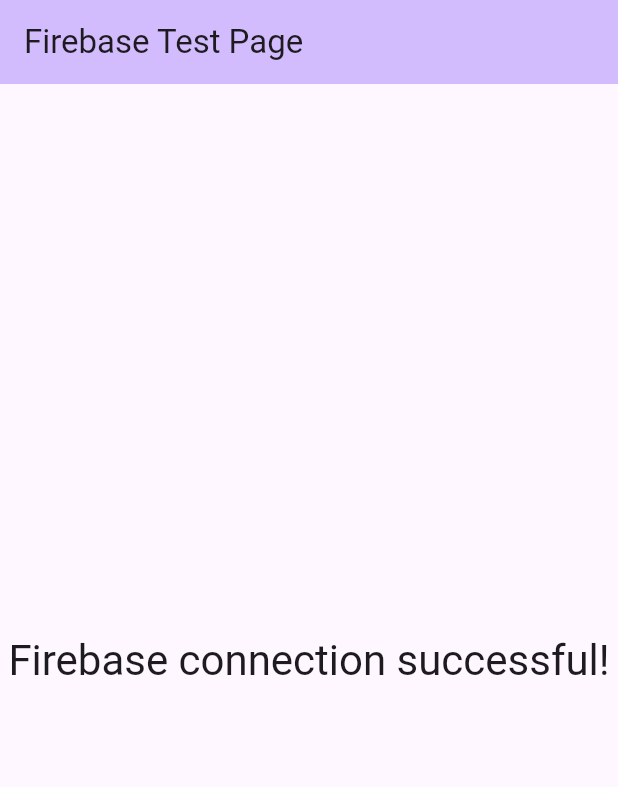
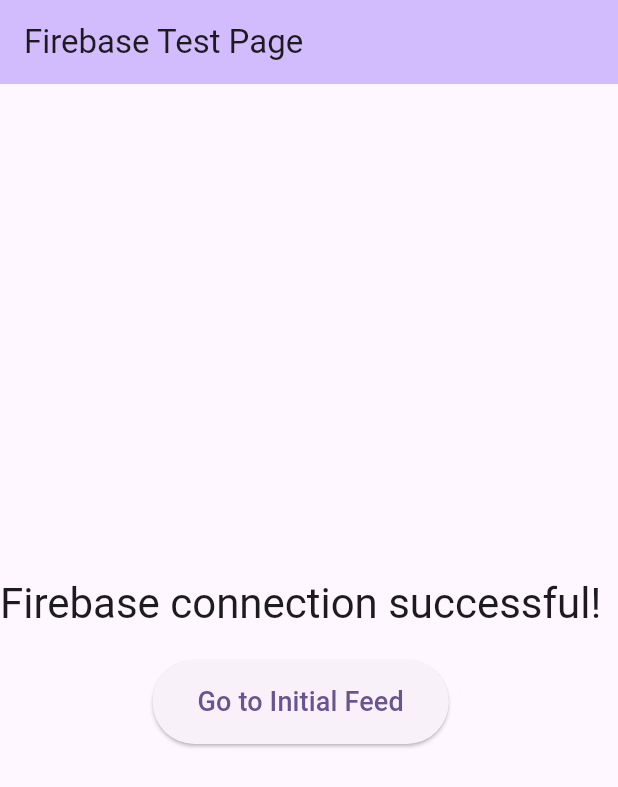
Before and after one commit to noskyo/fitbuddy, a Flutter app: the screen it shows after launch, on a phone screen of 412 x 824 dp. Shown: the top 787 px of the screen. Run offline on Flutter 3.47's test engine with Material 3 defaults, Android fonts, the phone set to English and light mode, and no system bars; our stand-ins replace cloud_firestore, firebase_core, geolocator; accounts and stored records are empty.

```diff
--- a/lib/main.dart
+++ b/lib/main.dart
@@ -2,6 +2,7 @@ import 'package:flutter/material.dart';
 import 'package:firebase_core/firebase_core.dart';
 import 'package:cloud_firestore/cloud_firestore.dart';
 import 'firebase_options.dart';
+import 'Feed/InitialFeed.dart'; // Correct import path
 
 void main() async {
   WidgetsFlutterBinding.ensureInitialized();
@@ -77,12 +78,32 @@ class _FirebaseTestPageState extends State<FirebaseTestPage> {
         backgroundColor: Theme.of(context).colorScheme.inversePrimary,
         title: Text(widget.title),
       ),
-      body: Center(
-        child: Text(
-          _status,
-          textAlign: TextAlign.center,
-          style: Theme.of(context).textTheme.headlineMedium,
-        ),
+      body: Column(
+        mainAxisAlignment: MainAxisAlignment.center,
+        crossAxisAlignment: CrossAxisAlignment.center,
+        children: [
+          Text(
+            _status,
+            textAlign: TextAlign.center,
+            style: Theme.of(context).textTheme.headlineMedium,
+          ),
+          const SizedBox(height: 20), // Add spacing between the text and the button
+          ElevatedButton(
+            onPressed: () {
+              Navigator.push(
+                context,
+                MaterialPageRoute(builder: (context) => HomePage()), // Navigate to InitialFeed
+              );
+            },
+            style: ElevatedButton.styleFrom(
+              padding: const EdgeInsets.symmetric(horizontal: 30, vertical: 15),
+            ),
+            child: const Text(
+              'Go to Initial Feed',
+              style: TextStyle(fontSize: 18),
+            ),
+          ),
+        ],
       ),
     );
   }
```
Also changed, not shown: lib/Feed/InitialFeed.dart (+53 -0 lines).
